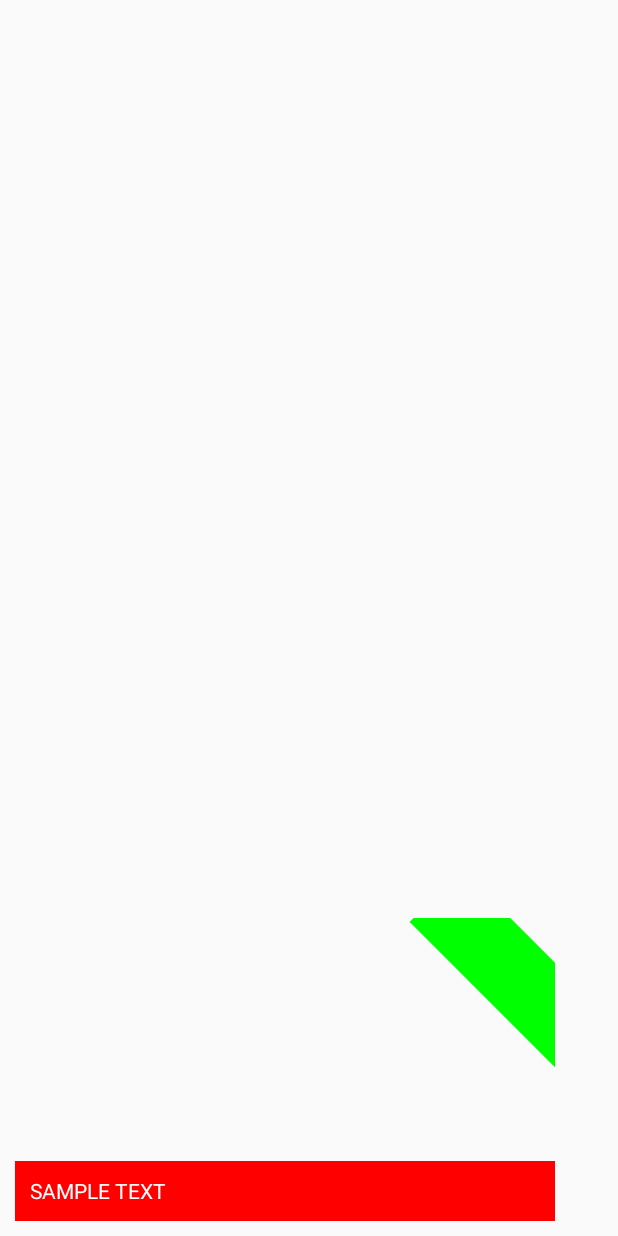
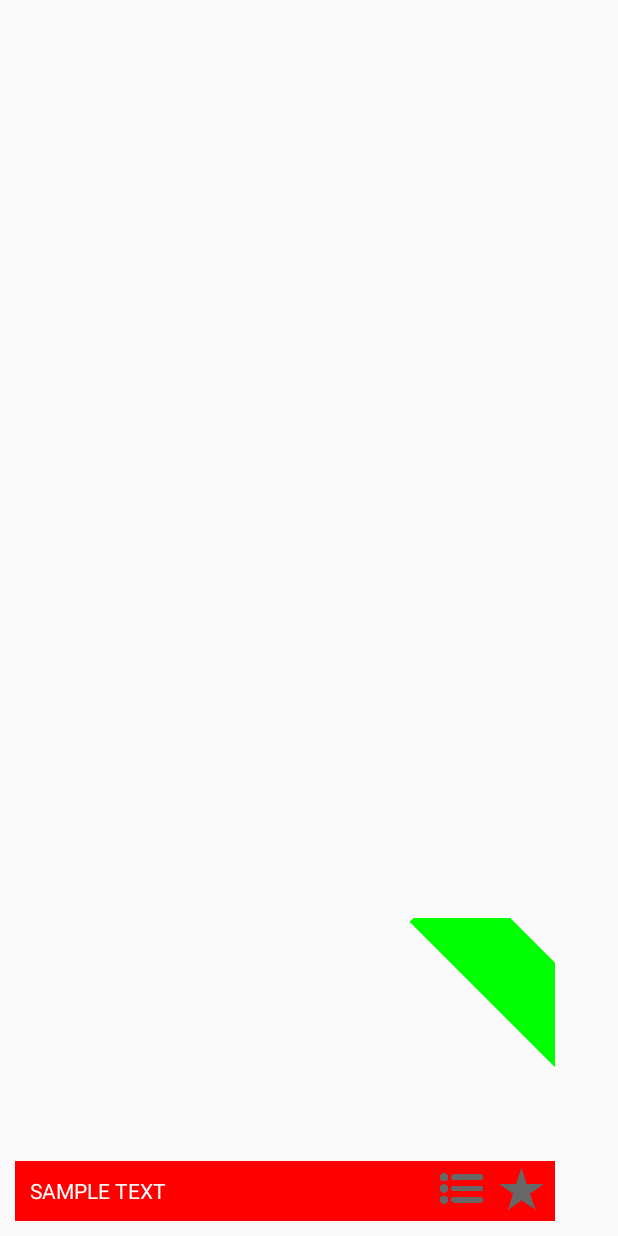
Before and after one commit to aaronnicholson/BB-Android, an Android app: the layout list_item_layout.xml on its own in the app's theme, with its tools: preview values and no code run, on a phone screen of 412 x 824 dp. Run offline under Robolectric (Android 15) with nearby library versions, the phone set to English and light mode, and no system bars; network calls fail.

Commit message:
favorites add and remove almost complete

```diff
--- a/BabysBrilliant/app/src/main/res/layout/list_item_layout.xml
+++ b/BabysBrilliant/app/src/main/res/layout/list_item_layout.xml
@@ -21,13 +21,12 @@
             android:scaleType="fitXY" />
 
         <RelativeLayout
+            android:id="@+id/textBackground"
             android:layout_width="match_parent"
             android:layout_height="@dimen/text_area_height"
             android:layout_alignBottom="@id/thumbnailImage"
-            android:background="#f00"
-            android:id="@+id/textBackground"
-            >
-        </RelativeLayout>
+            android:background="#f00"></RelativeLayout>
+
         <TextView
             android:id="@+id/titleText"
             android:layout_width="300dp"
@@ -39,33 +38,51 @@
             android:textAllCaps="true"
             android:textColor="#ffffff"
             android:textSize="14sp" />
-        <TextView
+
+        <LinearLayout
             android:layout_width="wrap_content"
             android:layout_height="wrap_content"
-            android:id="@+id/playlist_icon"
+            android:layout_alignParentBottom="true"
+            android:layout_alignParentEnd="true"
+            android:layout_alignParentRight="true"
+            android:layout_margin="7dp"
+            android:orientation="horizontal"
+            android:gravity="center_vertical">
+            <ImageView
+                android:id="@+id/playlist_icon"
+                android:layout_width="wrap_content"
+                android:layout_height="wrap_content"
+                android:adjustViewBounds="true"
+                android:maxWidth="@dimen/product_icon_width"
+                android:src="@drawable/playlists"
+                />
 
-            />
-        <TextView
-            android:layout_width="wrap_content"
-            android:layout_height="wrap_content"
-            android:id="@+id/favorites_icon"
+            <ImageView
+                android:id="@+id/favorites_icon"
+                android:layout_width="wrap_content"
+                android:layout_height="wrap_content"
+                android:adjustViewBounds="true"
+                android:maxWidth="@dimen/product_icon_width"
+                android:layout_marginLeft="10dp"
+                android:src="@drawable/favorites"
+                />
+        </LinearLayout>
 
-            />
 
         <TextView
             android:id="@+id/priceText"
             android:layout_width="140dp"
             android:layout_height="wrap_content"
-            android:background="#00ff00"
-            android:textColor="#333333"
-            android:paddingTop="10dp"
-            android:paddingBottom="10dp"
-            android:gravity="center_horizontal"
             android:layout_alignParentRight="true"
             android:layout_marginRight="-40dp"
             android:layout_marginTop="10dp"
-            android:textSize="22sp"
-            android:rotation="45"/>
+            android:background="#00ff00"
+            android:gravity="center_horizontal"
+            android:paddingBottom="10dp"
+            android:paddingTop="10dp"
+            android:rotation="45"
+            android:textColor="#333333"
+            android:textSize="22sp" />
 
     </RelativeLayout>
 
--- a/BabysBrilliant/app/src/main/res/values/dimens.xml
+++ b/BabysBrilliant/app/src/main/res/values/dimens.xml
@@ -5,4 +5,5 @@
     <dimen name="menu_margin">15dp</dimen>
     <dimen name="small_margin">10dp</dimen>
     <dimen name="text_area_height">40dp</dimen>
+    <dimen name="product_icon_width">30dp</dimen>
 </resources>
```
Also changed, not shown: BabysBrilliant/app/src/main/java/com/thecodebuilders/babysbrilliant/ListItem.java (+6 -1 lines), BabysBrilliant/app/src/main/java/com/thecodebuilders/babysbrilliant/MainActivity.java (+51 -2 lines), BabysBrilliant/app/src/main/java/com/thecodebuilders/babysbrilliant/ThumbnailListAdapter.java (+73 -9 lines).
